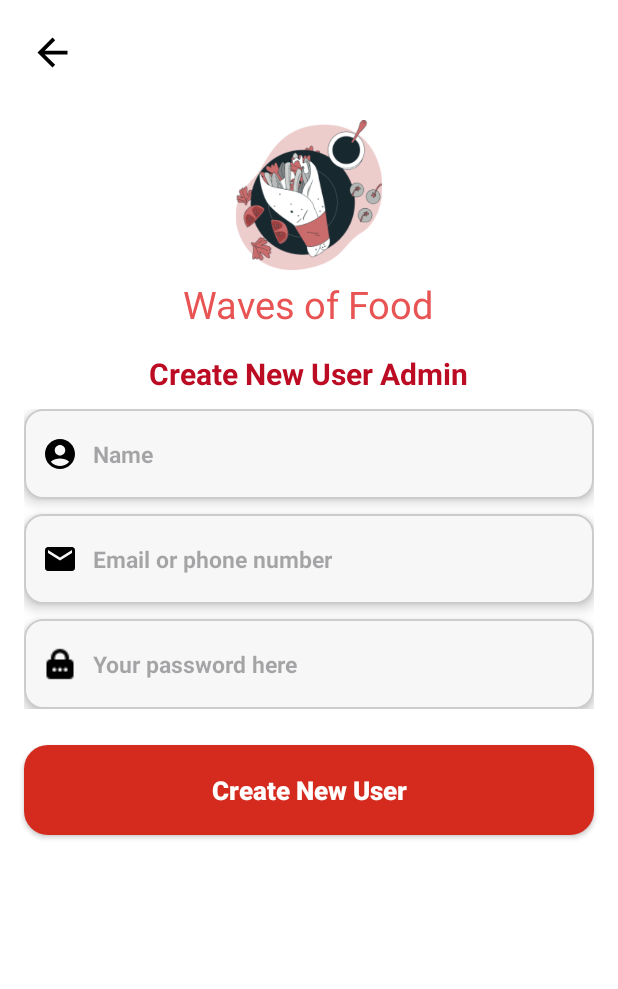
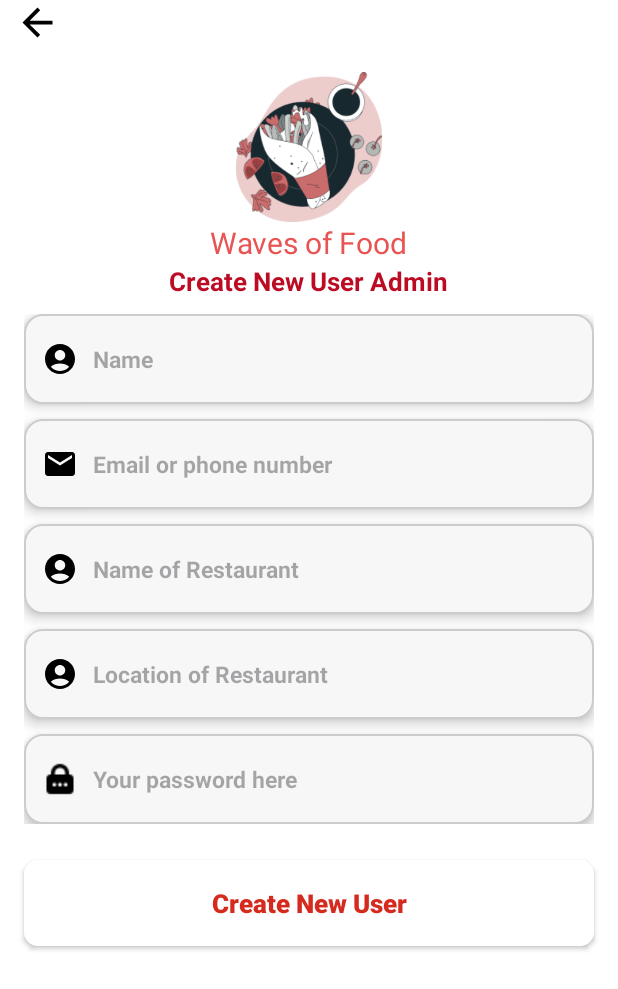
Before and after one commit to Pradeep912830/QuickBite-Vendor, an Android app: the AdminCreateNewUser screen opened directly, with no data from a screen before it, on a phone screen of 412 x 824 dp. Shown: the top 989 px of the screen. Run offline under Robolectric (Android 15) with nearby library versions, the phone set to English and light mode, and no system bars; our stand-ins replace Firebase (no records; nobody signed in at launch, a user with empty details on screens opened directly).

Commit message:
some changes have been initiated

```diff
--- a/app/src/main/java/com/example/foodorderingadmin/AdminCreateNewUser.java
+++ b/app/src/main/java/com/example/foodorderingadmin/AdminCreateNewUser.java
@@ -1,18 +1,36 @@
 package com.example.foodorderingadmin;
 
 import android.annotation.SuppressLint;
+import android.app.ProgressDialog;
 import android.os.Bundle;
+import android.text.TextUtils;
+import android.view.View;
+import android.widget.EditText;
 import android.widget.ImageView;
+import android.widget.Toast;
 
 import androidx.activity.EdgeToEdge;
 import androidx.appcompat.app.AppCompatActivity;
+import androidx.appcompat.widget.AppCompatButton;
 import androidx.core.graphics.Insets;
 import androidx.core.view.ViewCompat;
 import androidx.core.view.WindowInsetsCompat;
 
+import com.example.foodorderingadmin.Model.UserModel;
+import com.google.firebase.auth.FirebaseAuth;
+import com.google.firebase.auth.FirebaseUser;
+import com.google.firebase.database.DatabaseReference;
+import com.google.firebase.database.FirebaseDatabase;
+
 public class AdminCreateNewUser extends AppCompatActivity {
 
     ImageView backButton;
+    EditText nameOfVendor, restNameOfVendor, emailOfVendor, passwordOfVendor, locationOfVendor;
+    AppCompatButton createNewUserButton;
+    ProgressDialog progressDialog;
+    FirebaseAuth auth;
+    DatabaseReference databaseReference;
+
 
     @SuppressLint("MissingInflatedId")
     @Override
@@ -26,9 +44,95 @@ public class AdminCreateNewUser extends AppCompatActivity {
             return insets;
         });
 
+        backButton = findViewById(R.id.backButton);
+        backButton.setOnClickListener(v -> onBackPressed());
 
-        backButton = findViewById(R.id.backButton);
+        auth = FirebaseAuth.getInstance();
+        databaseReference = FirebaseDatabase.getInstance().getReference("AdminUsers");
 
-        backButton.setOnClickListener(v -> onBackPressed());
+        nameOfVendor = findViewById(R.id.nameOfVendor);
+        emailOfVendor = findViewById(R.id.emailOfVendor);
+        locationOfVendor = findViewById(R.id.locationOfVendor);
+        passwordOfVendor = findViewById(R.id.passwordOfVendor);
+        restNameOfVendor = findViewById(R.id.restaurantNameUpdate);
+        createNewUserButton = findViewById(R.id.createNewUserButton);
+
+        progressDialog = new ProgressDialog(this);
+        progressDialog.setMessage("Creating new user...");
+        progressDialog.setCancelable(false);
+
+        createNewUserButton.setOnClickListener(new View.OnClickListener() {
+            @Override
+            public void onClick(View v) {
+                registerUser();
+            }
+        });
+    }
+
+    public void registerUser() {
+        String name = nameOfVendor.getText().toString().trim();
+        String email = emailOfVendor.getText().toString().trim();
+        String password = passwordOfVendor.getText().toString().trim();
+        String restaurantName = restNameOfVendor.getText().toString().trim();
+        String location = locationOfVendor.getText().toString().trim();
+
+        if (TextUtils.isEmpty(name)) {
+            nameOfVendor.setError("Enter name");
+            return;
+        } else if (TextUtils.isEmpty(email)) {
+            emailOfVendor.setError("Enter email");
+            return;
+        } else if (TextUtils.isEmpty(restaurantName)) {
+            restNameOfVendor.setError("Enter restaurant name");
+            return;
+        } else if (TextUtils.isEmpty(location)) {
+            locationOfVendor.setError("Enter location");
+            return;
+        } else if (TextUtils.isEmpty(password) || password.length() < 6) {
+            passwordOfVendor.setError("Password must be at least 6 characters");
+            return;
+        }
+
+        progressDialog.show();
+
+        auth.createUserWithEmailAndPassword(email, password)
+                .addOnCompleteListener(this, task -> {
+                    if (task.isSuccessful()) {
+                        FirebaseUser firebaseUser = auth.getCurrentUser();
+                        if (firebaseUser != null) {
+                            String uid = firebaseUser.getUid();
+                            UserModel userModel = new UserModel(name, email, location, restaurantName);
+
+                            databaseReference.child(uid).setValue(userModel)
+                                    .addOnCompleteListener(taskDb -> {
+                                        progressDialog.dismiss();
+                                        if(taskDb.isSuccessful()){
+                                            Toast.makeText(AdminCreateNewUser.this, "User created successfully", Toast.LENGTH_SHORT).show();
+                                            finish();
+                                        }else{
+                                            Toast.makeText(AdminCreateNewUser.this, "Failed to save user data", Toast.LENGTH_SHORT).show();
+                                        }
+                                        reLoginAdmin();
+                                    });
+                        }
+                    }else{
+                        progressDialog.dismiss();
+                        Toast.makeText(AdminCreateNewUser.this, "Error" + task.getException().getMessage(), Toast.LENGTH_SHORT).show();
+                    }
+                });
+    }
+
+    private void reLoginAdmin(){
+        String adminEmail = "mohan@gmail.com";
+        String adminPass = "123456";
+
+        auth.signInWithEmailAndPassword(adminEmail, adminPass)
+                .addOnCompleteListener(task ->{
+            if(task.isSuccessful()){
+                Toast.makeText(this, "SuccessFully login completed!", Toast.LENGTH_SHORT).show();
+            }else{
+                Toast.makeText(this, "Failed to login!", Toast.LENGTH_SHORT).show();
+            }
+        });
     }
 }
--- a/app/src/main/java/com/example/foodorderingadmin/AdminProfile.java
+++ b/app/src/main/java/com/example/foodorderingadmin/AdminProfile.java
@@ -32,7 +32,6 @@ public class AdminProfile extends AppCompatActivity {
     ImageView backButton, editProfileIcon;
     EditText ownerNameUpdate, emailUpdate, restaurantNameUpdate, locationUpdate;
     AppCompatButton btnUpdate;
-
     FirebaseAuth auth;
     DatabaseReference reference;
     String uid;
--- a/app/src/main/res/layout/activity_admin_create_new_user.xml
+++ b/app/src/main/res/layout/activity_admin_create_new_user.xml
@@ -15,15 +15,14 @@
         android:layout_width="30dp"
         android:layout_height="30dp"
         android:src="@drawable/back"
-        android:layout_marginTop="20dp"
-        android:layout_marginLeft="20dp"/>
+        android:layout_marginLeft="10dp"/>
 
     <ImageView
         android:layout_width="100dp"
         android:layout_height="100dp"
         android:src="@drawable/adminsplash"
         android:layout_gravity="center"
-        android:layout_marginTop="30dp"/>
+        android:layout_marginTop="18dp"/>
 
     <TextView
         android:layout_width="wrap_content"
@@ -31,8 +30,7 @@
         android:text="Waves of Food"
         android:textColor="@color/color_lite"
         android:layout_gravity="center"
-        android:layout_marginTop="5dp"
-        android:textSize="25sp"/>
+        android:textSize="20sp"/>
 
     <TextView
         android:layout_width="wrap_content"
@@ -42,8 +40,7 @@
         android:layout_gravity="center"
         android:textAlignment="center"
         android:textStyle="bold"
-        android:textSize="20sp"
-        android:layout_marginTop="15dp"/>
+        android:textSize="17sp"/>
 
 
     <LinearLayout
@@ -58,7 +55,7 @@
         android:orientation="vertical">
 
         <EditText
-            android:id="@+id/edtEmail"
+            android:id="@+id/nameOfVendor"
             android:layout_width="match_parent"
             android:layout_height="60dp"
             android:background="@drawable/edittext_background"
@@ -73,7 +70,7 @@
             android:textStyle="bold" />
 
         <EditText
-            android:id="@+id/edtEmai"
+            android:id="@+id/emailOfVendor"
             android:layout_width="match_parent"
             android:layout_height="60dp"
             android:background="@drawable/edittext_background"
@@ -89,7 +86,40 @@
             android:textStyle="bold" />
 
         <EditText
-            android:id="@+id/edtPassword"
+            android:id="@+id/RestNameOfVendor"
+            android:layout_width="match_parent"
+            android:layout_height="60dp"
+            android:background="@drawable/edittext_background"
+            android:drawableLeft="@drawable/user"
+            android:drawablePadding="10dp"
+            android:elevation="5dp"
+            android:hint="Name of Restaurant"
+            android:layout_marginTop="10dp"
+            android:inputType="textEmailAddress"
+            android:paddingLeft="12dp"
+            android:textColor="@color/black"
+            android:textSize="15sp"
+            android:textStyle="bold" />
+
+        <EditText
+            android:id="@+id/locationOfVendor"
+            android:layout_width="match_parent"
+            android:layout_height="60dp"
+            android:background="@drawable/edittext_background"
+            android:drawableLeft="@drawable/user"
+            android:drawablePadding="10dp"
+            android:elevation="5dp"
+            android:hint="Location of Restaurant"
+            android:layout_marginTop="10dp"
+            android:inputType="textEmailAddress"
+            android:paddingLeft="12dp"
+            android:textColor="@color/black"
+            android:textSize="15sp"
+            android:textStyle="bold" />
+
+
+        <EditText
+            android:id="@+id/passwordOfVendor"
             android:layout_width="match_parent"
             android:layout_height="60dp"
             android:hint="Your password here"
@@ -107,21 +137,20 @@
     </LinearLayout>
 
     <androidx.appcompat.widget.AppCompatButton
+        android:id="@+id/createNewUserButton"
         android:layout_width="match_parent"
-        android:layout_height="60dp"
+        android:layout_height="57dp"
         android:layout_marginTop="24dp"
         android:layout_marginLeft="16dp"
         android:layout_marginRight="16dp"
         android:text="Create New User"
         android:textSize="17sp"
-        android:textColor="#FFFFFF"
-        android:backgroundTint="#D52B1E"
+        android:textColor="#D52B1E"
         android:paddingHorizontal="32dp"
-        android:layout_marginBottom="20dp"
         android:textAllCaps="false"
         android:paddingVertical="12dp"
         android:textStyle="bold"
         android:layout_gravity="center_horizontal"
-        android:background="@drawable/rounded_button" />
+        android:background="@drawable/white_background" />
 
 </LinearLayout>
```
Also changed, not shown: app/src/main/java/com/example/foodorderingadmin/Model/UserModel.java (added, +51 -0 lines).
